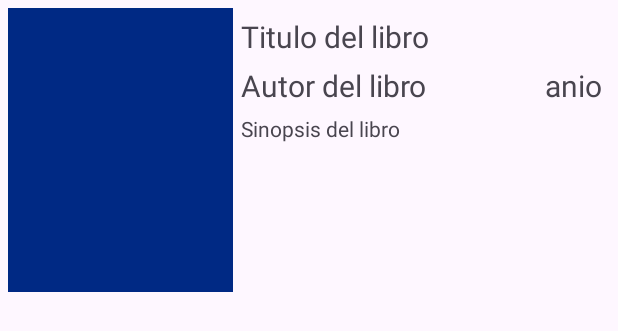
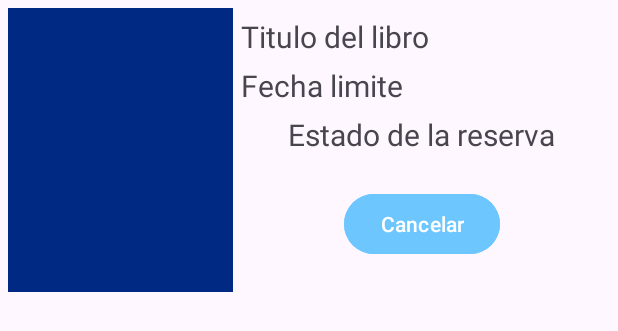
Before and after one commit to LEDJAM3/Biblioverso, an Android app: the layout item_reserva.xml on its own in the app's theme, with its tools: preview values and no code run, on a phone screen of 412 x 824 dp. Shown: the top 331 px of the screen. Run offline under Robolectric (Android 15) with nearby library versions, the phone set to English and light mode, and no system bars.

Commit message:
Mostrar reservas, falta Cancelar reservas

```diff
--- a/app/src/main/AndroidManifest.xml
+++ b/app/src/main/AndroidManifest.xml
@@ -14,6 +14,9 @@
         android:supportsRtl="true"
         android:theme="@style/Theme.Biblioverso"
         tools:targetApi="31">
+        <activity
+            android:name=".Views.ReservasActivity"
+            android:exported="false" />
         <activity
             android:name=".Views.LibroActivity"
             android:exported="false" />
--- a/app/src/main/java/com/example/biblioverso/Views/HomeActivity.kt
+++ b/app/src/main/java/com/example/biblioverso/Views/HomeActivity.kt
@@ -1,5 +1,6 @@
 package com.example.biblioverso.Views
 
+import android.content.Intent
 import android.os.Bundle
 import android.view.Menu
 import android.view.MenuInflater
@@ -78,6 +79,8 @@ class HomeActivity : AppCompatActivity() {
     override fun onOptionsItemSelected(item: MenuItem): Boolean {
         return when(item.itemId) {
             R.id.miReservas -> {
+                val intent = Intent(this@HomeActivity, ReservasActivity::class.java)
+                startActivity(intent)
                 true
             }
 
--- a/app/src/main/res/layout/item_libro.xml
+++ b/app/src/main/res/layout/item_reserva.xml
@@ -1,13 +1,13 @@
 <?xml version="1.0" encoding="utf-8"?>
 <androidx.constraintlayout.widget.ConstraintLayout xmlns:android="http://schemas.android.com/apk/res/android"
-    xmlns:app="http://schemas.android.com/apk/res-auto"
     android:layout_width="match_parent"
     android:layout_height="200dp"
     android:padding="5dp"
-    xmlns:tools="http://schemas.android.com/tools">
+    xmlns:tools="http://schemas.android.com/tools"
+    xmlns:app="http://schemas.android.com/apk/res-auto">
 
     <ImageView
-        android:id="@+id/itlImagen"
+        android:id="@+id/itrImagen"
         android:layout_width="150dp"
         android:layout_height="190dp"
         tools:background="@color/color1"
@@ -16,7 +16,7 @@
         app:layout_constraintBottom_toBottomOf="parent"/>
 
     <TextView
-        android:id="@+id/itlTitulo"
+        android:id="@+id/itrTitulo"
         android:layout_width="0dp"
         android:layout_height="wrap_content"
         android:textSize="20sp"
@@ -28,46 +28,44 @@
         android:autoSizeStepGranularity="2sp"
         tools:text="Titulo del libro"
         android:layout_margin="5dp"
-        app:layout_constraintStart_toEndOf="@id/itlImagen"
+        app:layout_constraintStart_toEndOf="@id/itrImagen"
         app:layout_constraintEnd_toEndOf="parent"
         app:layout_constraintTop_toTopOf="parent" />
 
     <TextView
-        android:id="@+id/itlAutor"
+        android:id="@+id/itrFecha"
         android:layout_width="wrap_content"
         android:layout_height="wrap_content"
         android:maxWidth="190dp"
         android:maxLines="1"
-        tools:text="Autor del libro"
-        android:textSize="20dp"
+        tools:text="Fecha limite"
+        android:textSize="20sp"
         android:layout_margin="5dp"
-        app:layout_constraintStart_toEndOf="@id/itlImagen"
-        app:layout_constraintTop_toBottomOf="@id/itlTitulo"/>
+        app:layout_constraintStart_toEndOf="@id/itrImagen"
+        app:layout_constraintTop_toBottomOf="@id/itrTitulo"/>
 
     <TextView
-        android:id="@+id/itlAnio"
+        android:id="@+id/itrEstado"
         android:layout_width="wrap_content"
         android:layout_height="wrap_content"
-        tools:text="anio"
-        android:textSize="20dp"
+        android:maxWidth="190dp"
+        android:maxLines="1"
+        tools:text="Estado de la reserva"
+        android:textSize="20sp"
         android:layout_margin="5dp"
+        app:layout_constraintTop_toBottomOf="@id/itrFecha"
+        app:layout_constraintStart_toEndOf="@id/itrImagen"
+        app:layout_constraintEnd_toEndOf="parent"/>
+
+    <Button
+        android:id="@+id/itrBtnCancelar"
+        android:layout_width="wrap_content"
+        android:layout_height="wrap_content"
+        android:text="Cancelar"
+        android:backgroundTint="@color/color2"
+        android:textColor="@color/white"
+        app:layout_constraintTop_toBottomOf="@id/itrEstado"
+        app:layout_constraintStart_toEndOf="@id/itrImagen"
         app:layout_constraintEnd_toEndOf="parent"
-        app:layout_constraintTop_toBottomOf="@id/itlTitulo"/>
-
-    <TextView
-        android:id="@+id/itlSinopsis"
-        android:layout_width="0dp"
-        android:layout_height="wrap_content"
-        android:maxLines="5"
-        android:ellipsize="end"
-        android:autoSizeTextType="uniform"
-        android:autoSizeMinTextSize="12sp"
-        android:autoSizeMaxTextSize="24sp"
-        android:autoSizeStepGranularity="2sp"
-        android:layout_margin="5dp"
-        tools:text="Sinopsis del libro"
-        app:layout_constraintTop_toBottomOf="@id/itlAutor"
-        app:layout_constraintStart_toEndOf="@id/itlImagen"
-        app:layout_constraintEnd_toEndOf="parent" />
-
+        app:layout_constraintBottom_toBottomOf="parent"/>
 </androidx.constraintlayout.widget.ConstraintLayout>
--- a/app/src/main/res/values/colors.xml
+++ b/app/src/main/res/values/colors.xml
@@ -6,4 +6,5 @@
     <color name="color1">#FF002984</color>
     <color name="color2">#FF6EC6FF</color>
     <color name="color3">#FF2A2032</color>
+    <color name="verde">#FF32CD32</color>
 </resources>
```
Also changed, not shown: app/src/main/java/com/example/biblioverso/Adapters/ReservaAdapter.kt (added, +60 -0 lines), app/src/main/java/com/example/biblioverso/Controllers/ReservaController.kt (+24 -4 lines), app/src/main/java/com/example/biblioverso/Models/Reserva.kt (+23 -0 lines), app/src/main/java/com/example/biblioverso/Utils/Extensions.kt (+8 -0 lines), app/src/main/java/com/example/biblioverso/Views/ReservasActivity.kt (added, +49 -0 lines), app/src/main/res/layout/activity_reservas.xml (added, +46 -0 lines).
